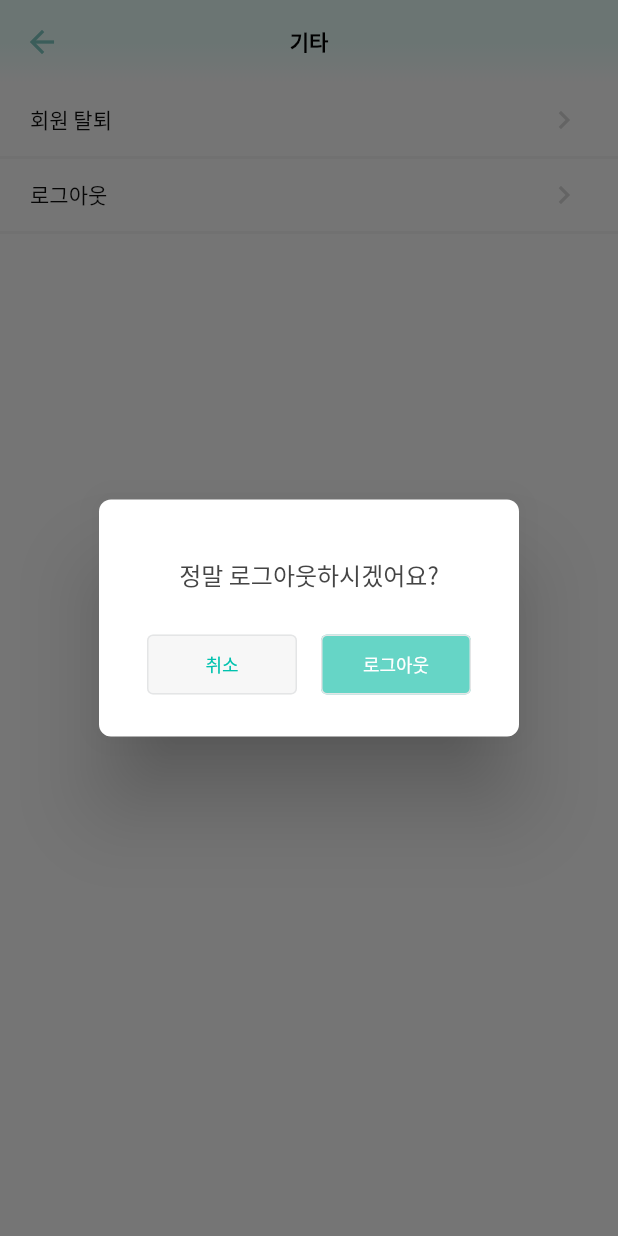
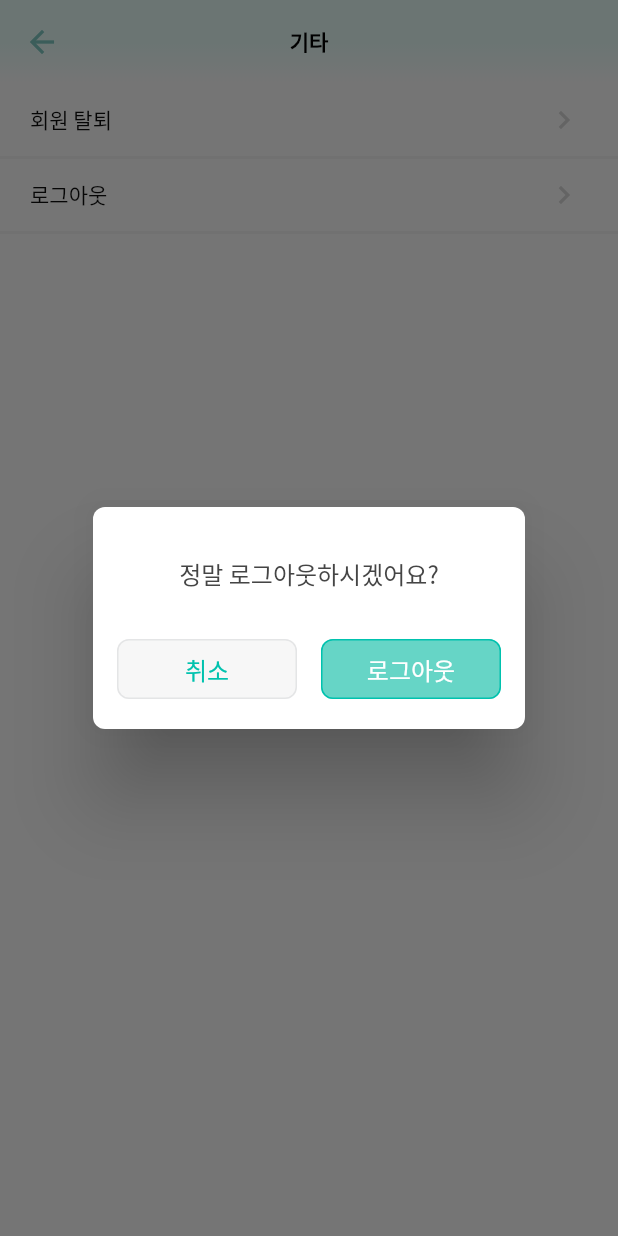
Before and after one commit to Semodrug/semo_ver2, a Flutter app: the Others screen opened directly, after a tap on "로그아웃", on a phone screen of 412 x 824 dp. Run offline on Flutter 3.47's test engine with Material 2 defaults, Android fonts, the phone set to English and light mode, and no system bars; our stand-ins replace cloud_firestore, firebase_auth, firebase_core, firebase_storage, fl_chart, flutter_datetime_picker and 9 more; missing offline and left inert: app_settings, dynamic_text_highlighting, firebase_ml_vision; accounts and stored records are empty.

Commit message:
[UPDATE] custom dialog UI

```diff
--- a/lib/shared/custom_dialog.dart
+++ b/lib/shared/custom_dialog.dart
@@ -1,5 +1,4 @@
 import 'package:flutter/material.dart';
-import 'package:semo_ver2/services/auth.dart';
 import 'package:semo_ver2/theme/colors.dart';
 
 class CustomDialog {
@@ -9,55 +8,64 @@ class CustomDialog {
       context: context,
       builder: (BuildContext context) {
         return AlertDialog(
+          contentPadding: EdgeInsets.all(16),
           shape:
               RoundedRectangleBorder(borderRadius: BorderRadius.circular(8.0)),
-          // title:
           content: Column(
             mainAxisSize: MainAxisSize.min,
             mainAxisAlignment: MainAxisAlignment.spaceBetween,
             crossAxisAlignment: CrossAxisAlignment.center,
             children: [
-              SizedBox(height: 18),
+              SizedBox(height: 16),
+              /* BODY */
               Text(bodyString,
                   style: Theme.of(context)
                       .textTheme
                       .bodyText1
                       .copyWith(color: gray700)),
-              SizedBox(height: 24),
+              SizedBox(height: 28),
               Row(
                 mainAxisAlignment: MainAxisAlignment.center,
                 children: [
+                  /* LEFT ACTION BUTTON */
                   ElevatedButton(
                     child: Text(
                       actionName1,
-                      style: TextStyle(fontSize: 12, color: primary400_line),
+                      style: Theme.of(context)
+                          .textTheme
+                          .headline5
+                          .copyWith(color: primary400_line),
                     ),
                     style: ElevatedButton.styleFrom(
-                        minimumSize: Size(100, 40),
+                        minimumSize: Size(120, 40),
                         padding: EdgeInsets.symmetric(horizontal: 10),
                         elevation: 0,
                         primary: gray50,
                         shape: RoundedRectangleBorder(
-                            borderRadius: BorderRadius.circular(4.0),
+                            borderRadius: BorderRadius.circular(8.0),
                             side: BorderSide(color: gray75))),
                     onPressed: () {
                       Navigator.pop(context);
                     },
                   ),
                   SizedBox(width: 16),
+                  /* RIGHT ACTION BUTTON */
                   ElevatedButton(
                     child: Text(
                       actionName2,
-                      style: TextStyle(fontSize: 12, color: gray0_white),
+                      style: Theme.of(context)
+                          .textTheme
+                          .headline5
+                          .copyWith(color: gray0_white),
                     ),
                     style: ElevatedButton.styleFrom(
-                        minimumSize: Size(100, 40),
+                        minimumSize: Size(120, 40),
                         padding: EdgeInsets.symmetric(horizontal: 10),
                         elevation: 0,
                         primary: primary300_main,
                         shape: RoundedRectangleBorder(
-                            borderRadius: BorderRadius.circular(4.0),
-                            side: BorderSide(color: gray75))),
+                            borderRadius: BorderRadius.circular(8.0),
+                            side: BorderSide(color: primary400_line))),
                     onPressed: () async {
                       if (actionCode == 'logout') {
                         action(context);
```
